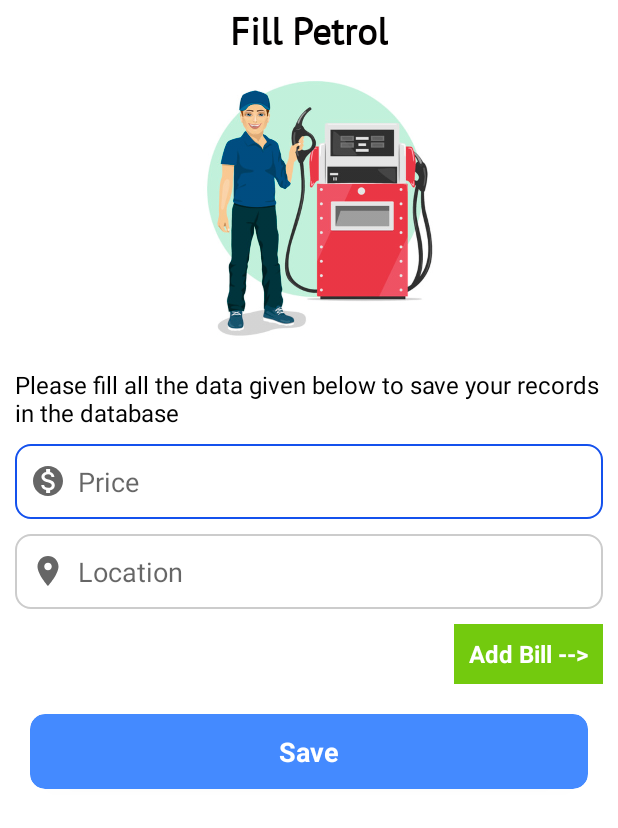
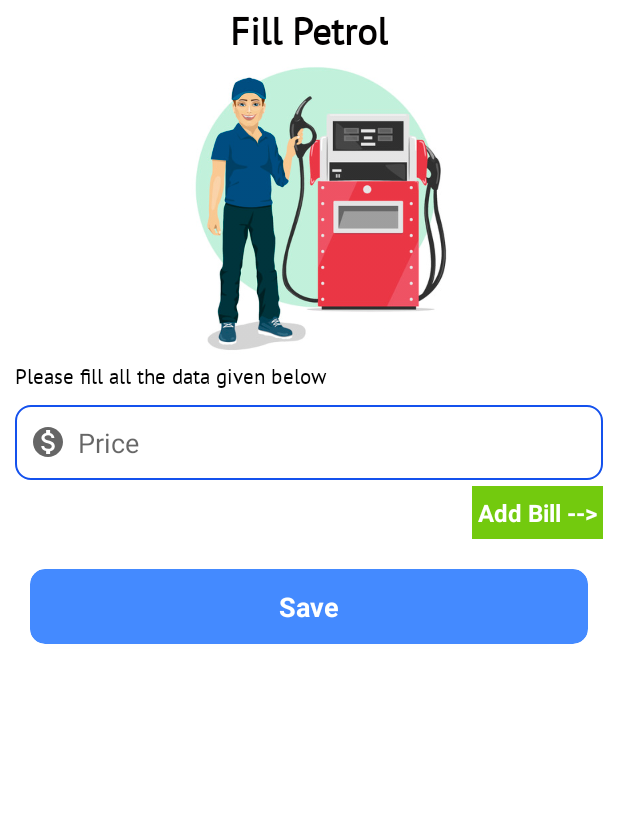
Before and after one commit to Anshul1310/Booking_Stats, an Android app: the layout fill_petrol.xml on its own in the app's theme, with its tools: preview values and no code run, on a phone screen of 412 x 824 dp. Shown: the top 828 px of the screen. Run offline under Robolectric (Android 15) with nearby library versions, the light colour scheme and no system bars.

Commit message:
Prototype Created in 2 days

```diff
--- a/app/build.gradle
+++ b/app/build.gradle
@@ -1,3 +1,4 @@
+
 plugins {
     id 'com.android.application'
     id 'com.google.gms.google-services'
@@ -36,7 +37,9 @@ dependencies {
     implementation 'androidx.constraintlayout:constraintlayout:2.0.4'
     implementation 'com.google.firebase:firebase-auth:20.0.1'
     implementation 'com.google.firebase:firebase-database:19.6.0'
+    implementation 'com.karumi:dexter:6.2.2'
     implementation 'de.hdodenhof:circleimageview:3.1.0'
+    implementation 'com.google.android.gms:play-services-location:17.0.0'
     testImplementation 'junit:junit:4.+'
     androidTestImplementation 'androidx.test.ext:junit:1.1.2'
     implementation 'com.github.bumptech.glide:glide:4.11.0'
--- a/app/src/main/AndroidManifest.xml
+++ b/app/src/main/AndroidManifest.xml
@@ -1,6 +1,11 @@
 <?xml version="1.0" encoding="utf-8"?>
 <manifest xmlns:android="http://schemas.android.com/apk/res/android"
     package="com.anStudios.bookingstats">
+
+    <uses-permission android:name="android.permission.ACCESS_WIFI_STATE "/>
+    <uses-permission android:name="android.permission.INTERNET"/>
+    <uses-permission android:name="android.permission.ACCESS_FINE_LOCATION"/>
+    <uses-permission android:name="android.permission.READ_EXTERNAL_STORAGE"/>
 
     <application
         android:allowBackup="true"
--- a/app/src/main/java/com/anStudios/bookingstats/MainActivity.java
+++ b/app/src/main/java/com/anStudios/bookingstats/MainActivity.java
@@ -5,6 +5,7 @@ import androidx.appcompat.app.AppCompatActivity;
 import android.content.Intent;
 import android.os.Bundle;
 import android.os.CountDownTimer;
+import android.view.WindowManager;
 
 import com.google.firebase.auth.FirebaseAuth;
 
@@ -14,6 +15,8 @@ public class MainActivity extends AppCompatActivity {
     @Override
     protected void onCreate(Bundle savedInstanceState) {
         super.onCreate(savedInstanceState);
+        getWindow().setFlags(WindowManager.LayoutParams.FLAG_FULLSCREEN,
+                WindowManager.LayoutParams.FLAG_FULLSCREEN);
         setContentView(R.layout.activity_main);
         new CountDownTimer(2000, 2000) {
 
--- a/app/src/main/res/layout/activity_car_startedactivity.xml
+++ b/app/src/main/res/layout/activity_car_startedactivity.xml
@@ -11,6 +11,7 @@
         android:layout_width="match_parent"
         android:layout_height="50dp"
         android:layout_margin="10dp"
+        android:onClick="end_booking"
         app:cardBackgroundColor="#F44336"
         app:cardCornerRadius="10dp"
         app:cardElevation="4dp"
@@ -66,6 +67,7 @@
         android:layout_width="match_parent"
         android:layout_height="50dp"
         android:layout_margin="10dp"
+        android:onClick="fill_petrol"
         app:cardBackgroundColor="#8BC34A"
         app:cardCornerRadius="10dp"
         app:cardElevation="4dp"
--- a/app/src/main/res/layout/fill_petrol.xml
+++ b/app/src/main/res/layout/fill_petrol.xml
@@ -2,6 +2,7 @@
 <androidx.constraintlayout.widget.ConstraintLayout xmlns:android="http://schemas.android.com/apk/res/android"
     xmlns:app="http://schemas.android.com/apk/res-auto"
     xmlns:tools="http://schemas.android.com/tools"
+    android:id="@+id/fillPetrol_addbill"
     android:layout_width="match_parent"
     android:layout_height="wrap_content"
     android:orientation="vertical"
@@ -9,7 +10,7 @@
 
 
     <EditText
-        android:id="@+id/editTextTextPersonName7"
+        android:id="@+id/fillPetrol_price"
         android:layout_width="match_parent"
         android:layout_height="50dp"
         android:layout_marginStart="10dp"
@@ -32,35 +33,10 @@
         app:layout_constraintStart_toStartOf="@+id/textView5"
         app:layout_constraintTop_toBottomOf="@+id/textView5" />
 
-    <EditText
-        android:id="@+id/editTextTextPersonName6"
-        android:layout_width="match_parent"
-        android:layout_height="50dp"
-        android:layout_marginStart="10dp"
-        android:layout_marginLeft="10dp"
-        android:layout_marginTop="10dp"
-        android:layout_marginEnd="10dp"
-        android:layout_marginRight="10dp"
-        android:layout_weight="1"
-        android:height="50dp"
-        android:background="@drawable/edittext_bg"
-        android:drawableStart="@drawable/to_vector"
-        android:drawableLeft="@drawable/to_vector"
-        android:drawablePadding="8dp"
-        android:ems="10"
-        android:hint="Location"
-        android:inputType="number|textPersonName"
-        android:paddingStart="10dp"
-        android:paddingLeft="10dp"
-        app:layout_constraintEnd_toEndOf="@+id/textView5"
-        app:layout_constraintStart_toStartOf="@+id/textView5"
-        app:layout_constraintTop_toBottomOf="@+id/editTextTextPersonName7" />
-
     <ImageView
         android:id="@+id/imageView5"
         android:layout_width="wrap_content"
         android:layout_height="200dp"
-        android:padding="10dp"
         app:layout_constraintEnd_toEndOf="parent"
         app:layout_constraintHorizontal_bias="0.5"
         app:layout_constraintStart_toStartOf="parent"
@@ -88,39 +64,45 @@
         android:layout_height="wrap_content"
         android:layout_marginStart="10dp"
         android:layout_marginLeft="10dp"
-        android:layout_marginTop="8dp"
+        android:layout_marginTop="4dp"
         android:layout_marginEnd="10dp"
         android:layout_marginRight="10dp"
-        android:text="Please fill all the data given below to save your records in the database"
+        android:fontFamily="@font/ptsans"
+        android:text="Please fill all the data given below"
         android:textColor="#000000"
-        android:textSize="16sp"
-        app:flow_horizontalAlign="start"
+        android:textSize="14sp"
         app:layout_constraintEnd_toEndOf="parent"
-        app:layout_constraintHorizontal_bias="0.5"
         app:layout_constraintStart_toStartOf="parent"
         app:layout_constraintTop_toBottomOf="@+id/imageView5" />
 
     <TextView
         android:id="@+id/textView10"
         android:layout_width="wrap_content"
-        android:layout_height="40dp"
-        android:layout_marginTop="10dp"
+        android:layout_height="35dp"
+        android:layout_marginTop="4dp"
         android:background="#73CA0E"
         android:foregroundGravity="center"
         android:gravity="center"
+        android:padding="4dp"
         android:paddingLeft="10dp"
         android:paddingRight="10dp"
         android:text="Add Bill -->"
         android:textColor="#fff"
         android:textSize="16sp"
         android:textStyle="bold"
-        app:layout_constraintEnd_toEndOf="@+id/editTextTextPersonName6"
-        app:layout_constraintTop_toBottomOf="@+id/editTextTextPersonName6" />
+        app:layout_constraintEnd_toEndOf="@+id/fillPetrol_price"
+        app:layout_constraintTop_toBottomOf="@+id/fillPetrol_price" />
 
     <androidx.cardview.widget.CardView
+        android:id="@+id/fillPetrol_savebtn"
         android:layout_width="match_parent"
         android:layout_height="50dp"
-        android:layout_margin="20dp"
+        android:layout_marginStart="20dp"
+        android:layout_marginLeft="20dp"
+        android:layout_marginTop="20dp"
+        android:layout_marginEnd="20dp"
+        android:layout_marginRight="20dp"
+        android:layout_marginBottom="8dp"
         app:cardBackgroundColor="#448AFF"
         app:cardCornerRadius="10dp"
         app:layout_constraintBottom_toBottomOf="parent"
```
Also changed, not shown: app/src/main/java/com/anStudios/bookingstats/CarStartedactivity.java (+37 -0 lines), app/src/main/java/com/anStudios/bookingstats/HomeScreen.java (+29 -2 lines), app/src/main/java/com/anStudios/bookingstats/StartCarActivity.java (+46 -0 lines), app/src/main/res/layout/activity_start_car.xml (+15 -13 lines).
